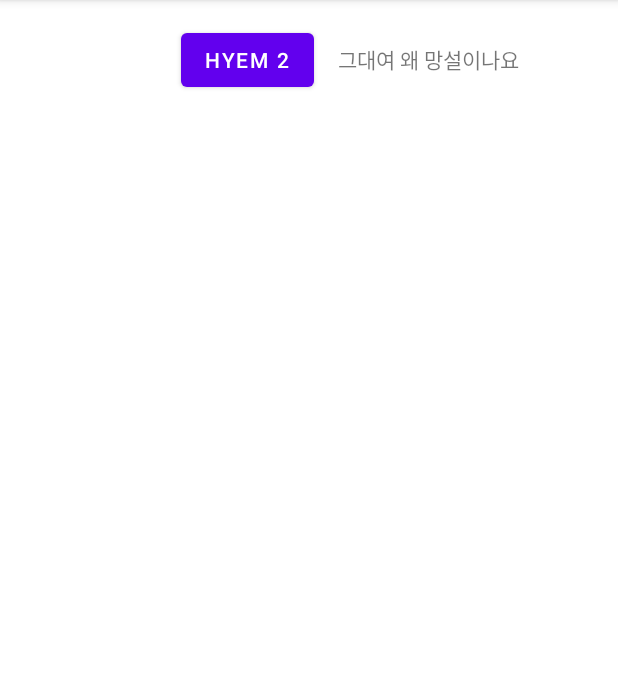
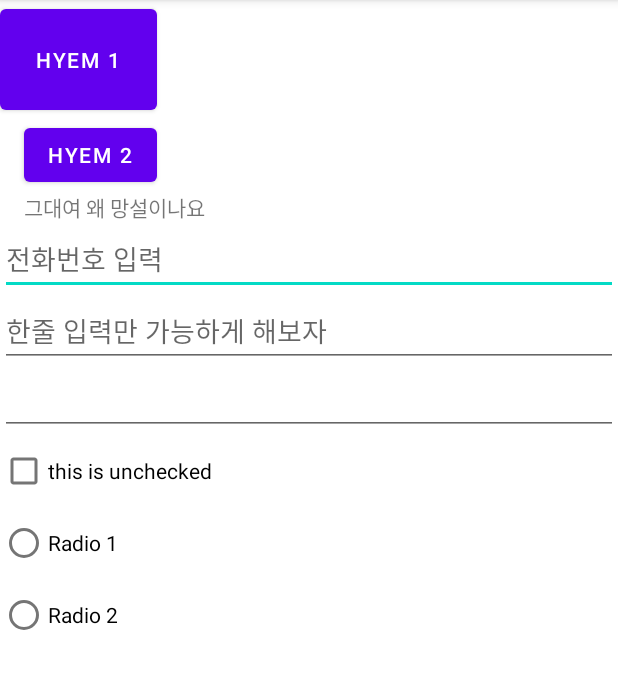
Before and after one commit to HAHYEM/androidtest, an Android app: the screen it shows after launch (Lab3_2Activity), on a phone screen of 412 x 824 dp, the part 84-773 px from its top. Run offline under Robolectric (Android 15) with nearby library versions, the phone set to English and light mode, and no system bars; Roboto replaces fonts that are not available here.

Commit message:
EditText and Event

```diff
--- a/part2_3/src/main/AndroidManifest.xml
+++ b/part2_3/src/main/AndroidManifest.xml
@@ -9,6 +9,7 @@
         android:roundIcon="@mipmap/ic_launcher_round"
         android:supportsRtl="true"
         android:theme="@style/Theme.AndroidLab">
+        <activity android:name=".Lab3_4Activity"></activity>
         <activity android:name=".Lab3_3Activity">
             <intent-filter>
                 <action android:name="android.intent.action.MAIN" />
--- a/part2_3/src/main/java/com/example/part2_3/Lab3_2Activity.java
+++ b/part2_3/src/main/java/com/example/part2_3/Lab3_2Activity.java
@@ -1,14 +1,31 @@
 package com.example.part2_3;
 
 import android.os.Bundle;
+import android.widget.CheckBox;
+import android.widget.CompoundButton;
 
 import androidx.appcompat.app.AppCompatActivity;
 
 public class Lab3_2Activity extends AppCompatActivity {
 
+    CheckBox checkBox;
+
     @Override
     protected void onCreate(Bundle savedInstanceState) {
         super.onCreate(savedInstanceState);
         setContentView(R.layout.activity_lab3_2);
+
+        checkBox = findViewById(R.id.checkbox);
+        checkBox.setOnCheckedChangeListener(new CompoundButton.OnCheckedChangeListener(){
+            public void onCheckedChanged(CompoundButton buttonView, boolean isChecked) {
+                if(isChecked){
+                    checkBox.setText("this is Checked");
+                } else {
+                    checkBox.setText("this is unChecked");
+                }
+            }
+        });
     }
+
+
 }
--- a/part2_3/src/main/res/layout/activity_lab3_2.xml
+++ b/part2_3/src/main/res/layout/activity_lab3_2.xml
@@ -4,14 +4,14 @@
     xmlns:tools="http://schemas.android.com/tools"
     android:layout_width="match_parent"
     android:layout_height="match_parent"
-    android:orientation="horizontal">
+    android:orientation="vertical">
 
     <Button
         android:layout_width="wrap_content"
         android:layout_height="wrap_content"
         android:text="HYEM 1"
         android:padding="24dp"
-        android:visibility="invisible"/>
+        android:visibility="visible"/>
 
     <Button
         android:layout_width="wrap_content"
@@ -26,4 +26,42 @@
         android:text="그대여 왜 망설이나요"
         android:layout_marginLeft="16dp"/>
 
+    <EditText
+        android:layout_width="match_parent"
+        android:layout_height="wrap_content"
+        android:inputType="phone"
+        android:hint="전화번호 입력"/>
+
+    <EditText
+        android:layout_width="match_parent"
+        android:layout_height="wrap_content"
+        android:inputType="text|textCapWords"
+        android:hint="한줄 입력만 가능하게 해보자"/>
+
+    <EditText
+        android:layout_width="match_parent"
+        android:layout_height="wrap_content"
+        android:gravity="center"/>
+
+    <CheckBox
+        android:id="@+id/checkbox"
+        android:layout_width="match_parent"
+        android:layout_height="wrap_content"
+        android:text="this is unchecked"/>
+
+    <RadioGroup
+        android:id="@+id/radioGroup"
+        android:layout_width="wrap_content"
+        android:layout_height="wrap_content">
+        <RadioButton
+            android:id="@+id/radio1"
+            android:layout_width="wrap_content"
+            android:layout_height="wrap_content"
+            android:text="Radio 1"/>
+        <RadioButton
+            android:id="@+id/radio2"
+            android:layout_width="wrap_content"
+            android:layout_height="wrap_content"
+            android:text="Radio 2"/>
+    </RadioGroup>
 </LinearLayout>
--- a/part2_3/src/main/res/layout/activity_lab3_3.xml
+++ b/part2_3/src/main/res/layout/activity_lab3_3.xml
@@ -9,7 +9,7 @@
     <TextView
         android:layout_width="match_parent"
         android:layout_height="wrap_content"
-        android:text="나랑 결혼해줄래 나랑 평생을 함께 살래 우리 둘이 알콩달콩 서로 사랑하며 나 닮은 아이 하나 너 닮은 아이 하나 낳고 천년만년 아프지 말고 난 살고 싶은데 솔직히 말해서 내가 널 더 좋아해 남자와 여자사이에 그게 좋다고 하던데 내가 더 사랑할게 내가 더 아껴줄게 눈물이 나고 힘이 들때면 아플때면 함께 아파할게"/>
+        android:text="@string/long_text"/>
     <Button
         android:id="@+id/btn_visible_true"
         android:layout_width="match_parent"
@@ -18,7 +18,7 @@
     <TextView
         android:layout_width="match_parent"
         android:layout_height="wrap_content"
-        android:text="나랑 결혼해줄래 나랑 평생을 함께 살래 우리 둘이 알콩달콩 서로 사랑하며 나 닮은 아이 하나 너 닮은 아이 하나 낳고 천년만년 아프지 말고 난 살고 싶은데 솔직히 말해서 내가 널 더 좋아해 남자와 여자사이에 그게 좋다고 하던데 내가 더 사랑할게 내가 더 아껴줄게 눈물이 나고 힘이 들때면 아플때면 함께 아파할게"
+        android:text="@string/long_text"
         android:maxLines="3"/>
     <TextView
         android:id="@+id/text_visible_target"
@@ -32,7 +32,7 @@
     <TextView
         android:layout_width="match_parent"
         android:layout_height="wrap_content"
-        android:text="나랑 결혼해줄래 나랑 평생을 함께 살래 우리 둘이 알콩달콩 서로 사랑하며 나 닮은 아이 하나 너 닮은 아이 하나 낳고 천년만년 아프지 말고 난 살고 싶은데 솔직히 말해서 내가 널 더 좋아해 남자와 여자사이에 그게 좋다고 하던데 내가 더 사랑할게 내가 더 아껴줄게 눈물이 나고 힘이 들때면 아플때면 함께 아파할게"
+        android:text="@string/long_text"
         android:ellipsize="end"
         android:maxLines="3"/>
     <Button
--- a/part2_3/src/main/res/values/strings.xml
+++ b/part2_3/src/main/res/values/strings.xml
@@ -1,3 +1,9 @@
 <resources>
     <string name="app_name">part2_3</string>
+    <string name="long_text">
+        나랑 결혼해줄래 나랑 평생을 함께 살래 우리 둘이 알콩달콩 서로 사랑하며
+        나 닮은 아이 하나 너 닮은 아이 하나 낳고 천년만년 아프지 말고 난 살고 싶은데
+        솔직히 말해서 내가 널 더 좋아해 남자와 여자사이에 그게 좋다고 하던데 내가 더 사랑할게
+        내가 더 아껴줄게 눈물이 나고 힘이 들때면 아플때면 함께 아파할게
+    </string>
 </resources>
```
Also changed, not shown: part2_3/src/main/java/com/example/part2_3/Lab3_4Activity.java (added, +14 -0 lines), part2_3/src/main/res/layout/activity_lab3_4.xml (added, +9 -0 lines), 14 other files.
